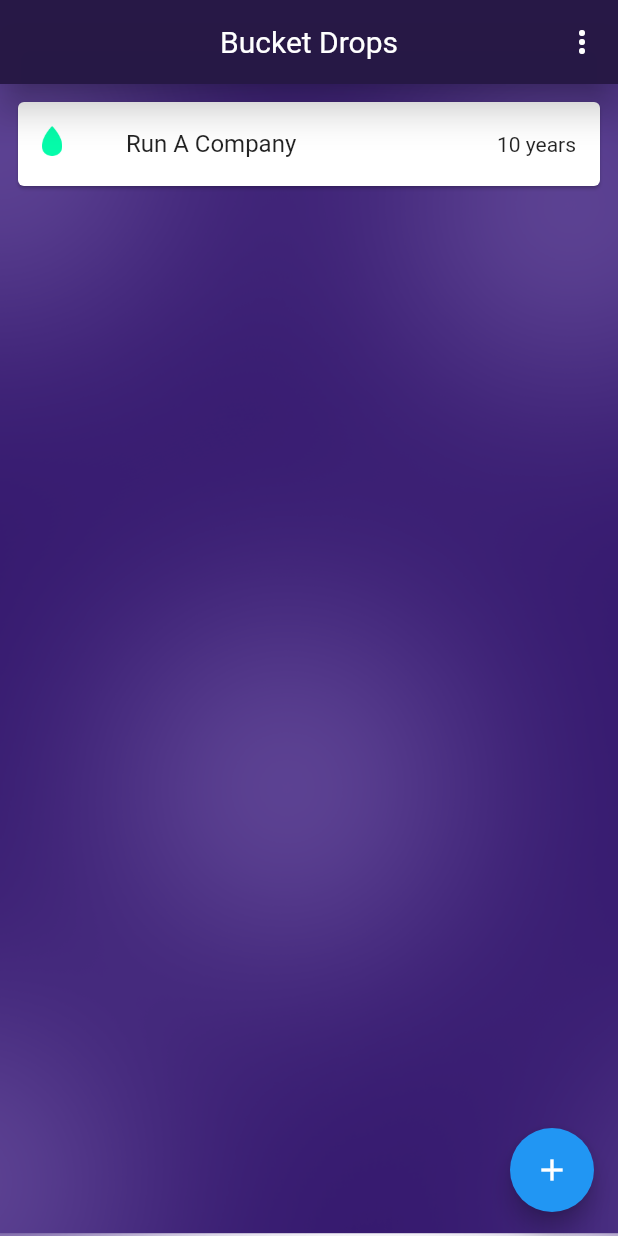
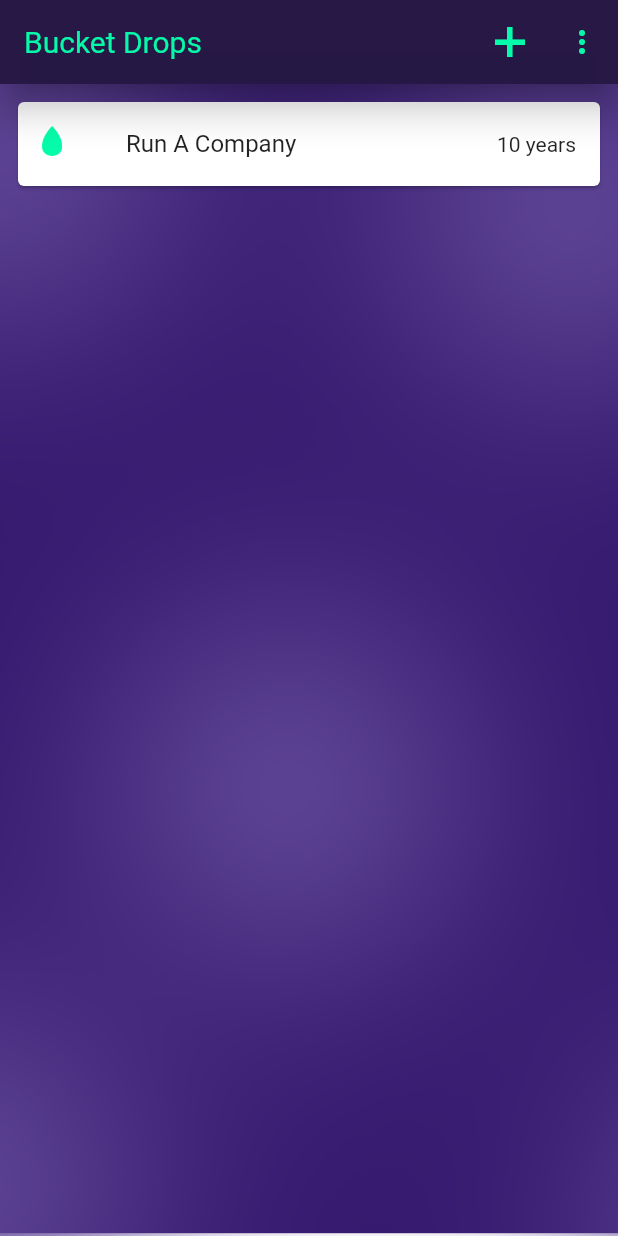
Before and after one commit to mortuzahossain/BucketDrops, a Flutter app: the screen it shows after launch, on a phone screen of 412 x 824 dp. Run offline on Flutter 3.47's test engine with Material 2 defaults, Android fonts, the phone set to English and light mode, and no system bars; our stand-ins replace sqflite; accounts and stored records are empty.

```diff
--- a/lib/main.dart
+++ b/lib/main.dart
@@ -1,8 +1,21 @@
 import 'package:flutter/material.dart';
+import 'package:todo/models/todo_model.dart';
 import 'package:todo/ui/home.dart';
 import 'package:todo/ui/empty_home.dart';
+import 'package:todo/utils/dbhelper.dart';
 
-main(){
+main() async{
+
+  var db = new DatabaseHelper();
+//  int savetask = await db.addTask(new Task("Hello Task","2013-05-07"));
+//  print("$savetask :User saved");
+
+//  List data = await db.allTask();
+//  print (data);
+
+//  Task task = await db.singleTask(1);
+//  print(task.toMap());
+
   runApp(MaterialApp(
     title: "To Do",
     home: Home(),
--- a/lib/ui/home.dart
+++ b/lib/ui/home.dart
@@ -5,20 +5,14 @@ class Home extends StatelessWidget {
   Widget build(BuildContext context) {
     return Scaffold(
       appBar: AppBar(
-        title: Text("Bucket Drops",style: TextStyle(fontWeight: FontWeight.normal),),
+        title: Text("Bucket Drops",style: TextStyle(fontWeight: FontWeight.normal,color: Color(0xFFB05fcaa)),),
         backgroundColor: Color(0xFFB241543),
-        centerTitle: true,
+        centerTitle: false,
         elevation: 10.0,
         actions: <Widget>[
-          IconButton(icon: Icon(Icons.more_vert), onPressed: (){})
+          IconButton(icon: Image.asset('images/ic_plus.png'), onPressed: (){}),
+          IconButton(icon: Icon(Icons.more_vert,color: Color(0xFFB05fcaa) ,), onPressed: (){})
         ],
-      ),
-
-      floatingActionButton: FloatingActionButton(
-        onPressed: (){
-
-        },
-        child: Icon(Icons.add),
       ),
 
       body: Container(
--- a/pubspec.yaml
+++ b/pubspec.yaml
@@ -42,6 +42,7 @@ flutter:
     - images/background.png
     - images/logo.png
     - images/ic_drop.png
+    - images/ic_plus.png
 
   # To add assets to your application, add an assets section, like this:
   # assets:
```
Also changed, not shown: lib/models/todo_model.dart (+34 -0 lines), lib/utils/dbhelper.dart (+93 -0 lines), images/ic_plus.png (added).
